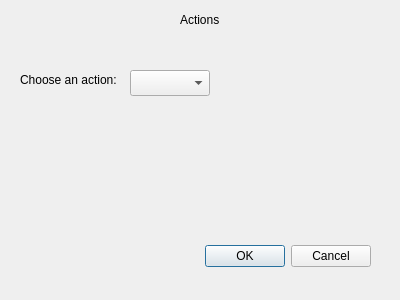
Before: the Qt Designer form actions.ui in kbeni00/VirtualLife, drawn with Qt 5.
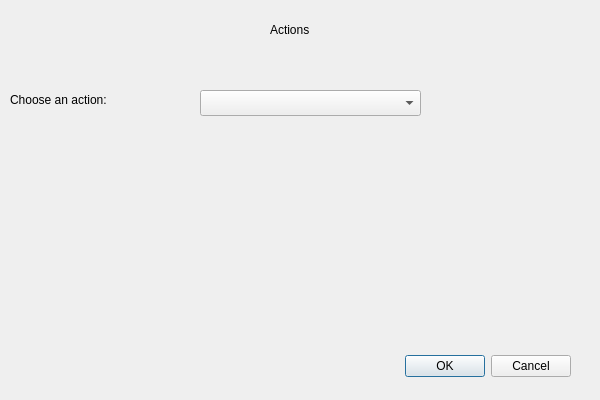
After: the same form once the commit is applied.

Commit message: Added pictures for the infant stage, added basic actions

```diff
--- a/actions.ui
+++ b/actions.ui
@@ -6,18 +6,24 @@
    <rect>
     <x>0</x>
     <y>0</y>
-    <width>400</width>
-    <height>300</height>
+    <width>600</width>
+    <height>400</height>
    </rect>
   </property>
+  <property name="maximumSize">
+   <size>
+    <width>600</width>
+    <height>400</height>
+   </size>
+  </property>
   <property name="windowTitle">
    <string>Dialog</string>
   </property>
   <widget class="QDialogButtonBox" name="buttonBox">
    <property name="geometry">
     <rect>
-     <x>30</x>
-     <y>240</y>
+     <x>230</x>
+     <y>350</y>
      <width>341</width>
      <height>32</height>
     </rect>
@@ -32,8 +38,8 @@
   <widget class="QLabel" name="actions">
    <property name="geometry">
     <rect>
-     <x>180</x>
-     <y>10</y>
+     <x>270</x>
+     <y>20</y>
      <width>63</width>
      <height>20</height>
     </rect>
@@ -45,9 +51,9 @@
   <widget class="QLabel" name="choose">
    <property name="geometry">
     <rect>
-     <x>20</x>
-     <y>70</y>
-     <width>111</width>
+     <x>10</x>
+     <y>90</y>
+     <width>141</width>
      <height>20</height>
     </rect>
    </property>
@@ -58,9 +64,9 @@
   <widget class="QComboBox" name="comboBox">
    <property name="geometry">
     <rect>
-     <x>130</x>
-     <y>70</y>
-     <width>80</width>
+     <x>200</x>
+     <y>90</y>
+     <width>221</width>
      <height>26</height>
     </rect>
    </property>
```
Left out of the diff: 2 changed lines with no effect on the pictures. The commit also changes 10 other files.
